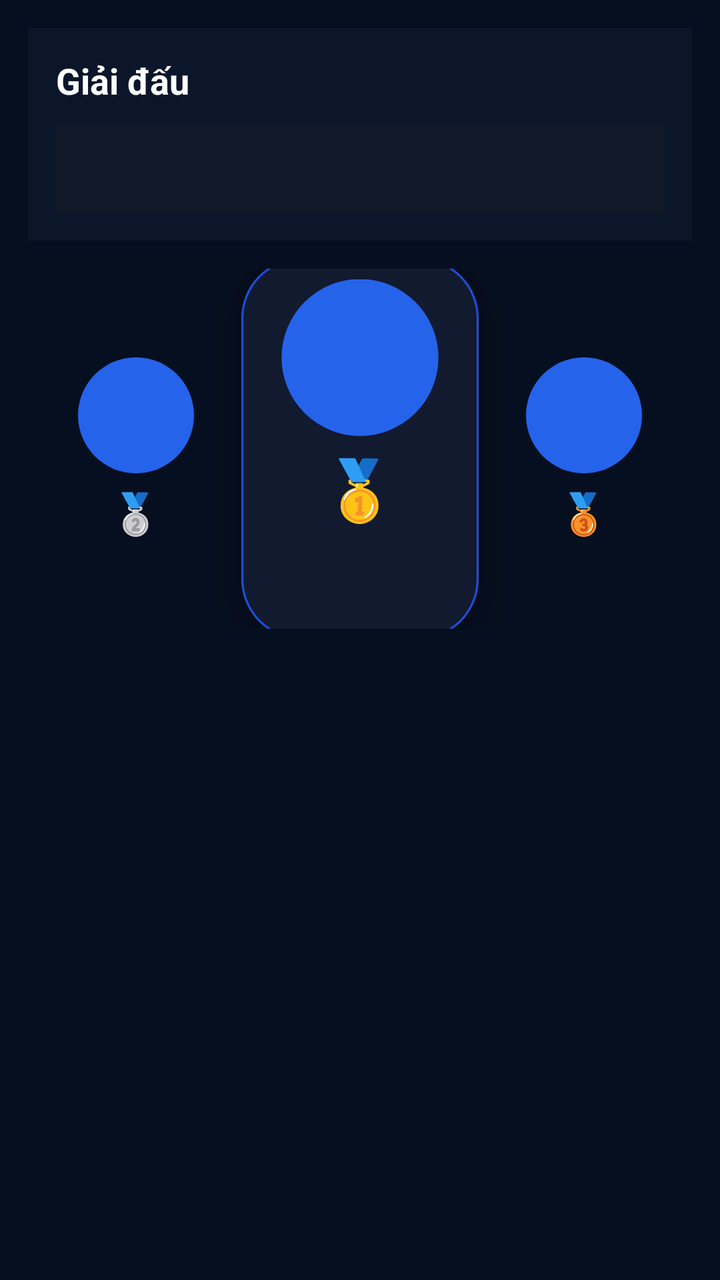
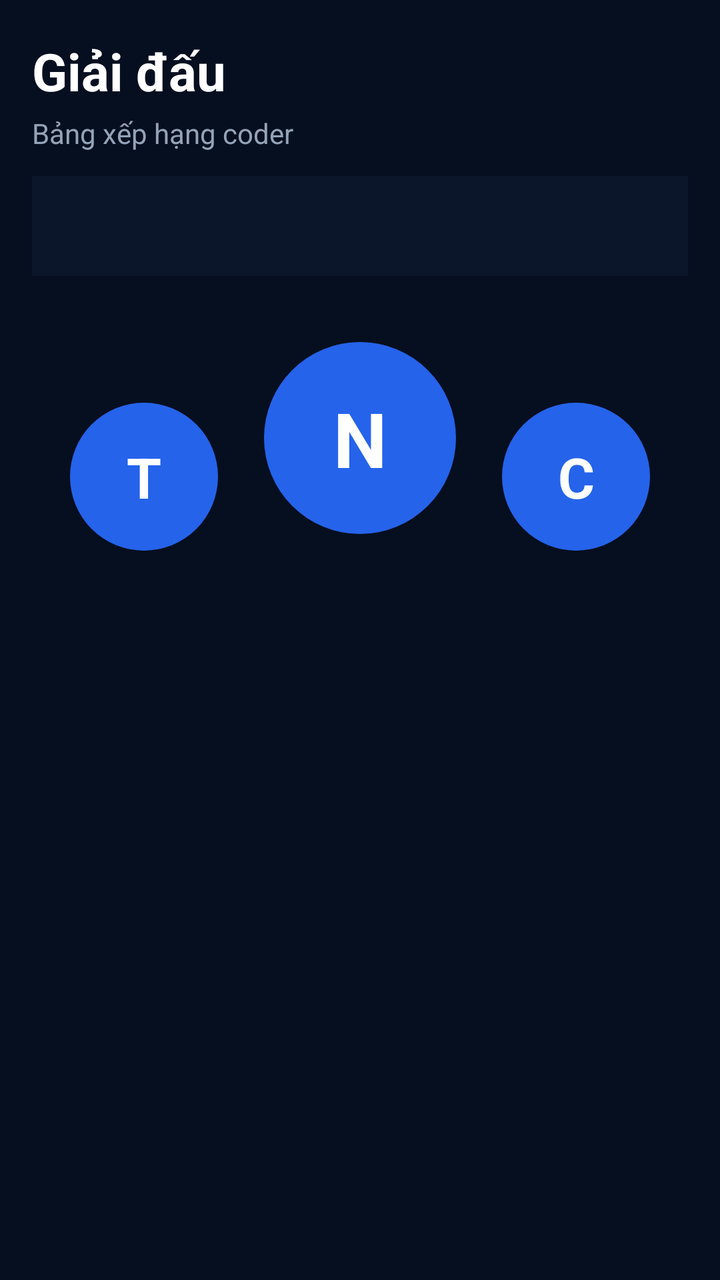

Two renders of the same Android screen: before a commit and after it. Below are the layout's source before the change and the commit's diff.
<!-- AndroidManifest.xml: application theme Theme.Democode3 -->
<!-- res/layout/fragment_ranking.xml -->
<?xml version="1.0" encoding="utf-8"?>
<LinearLayout
    xmlns:android="http://schemas.android.com/apk/res/android"
    xmlns:app="http://schemas.android.com/apk/res-auto"
    android:layout_width="match_parent"
    android:layout_height="match_parent"
    android:orientation="vertical"
    android:background="@color/dark_bg">

    
    
    

    <LinearLayout
        android:layout_width="match_parent"
        android:layout_height="wrap_content"
        android:layout_margin="14dp"
        android:orientation="vertical"
        android:padding="14dp"
        android:background="@color/dark_surface">

        

        <TextView
            android:layout_width="wrap_content"
            android:layout_height="wrap_content"
            android:text="Giải đấu"
            android:textColor="@android:color/white"
            android:textStyle="bold"
            android:textSize="18sp"
            android:layout_marginBottom="10dp"/>

        

        <com.google.android.material.tabs.TabLayout
            android:id="@+id/tabLeague"
            android:layout_width="match_parent"
            android:layout_height="44dp"
            android:background="#111827"

            app:tabTextColor="#9CA3AF"
            app:tabSelectedTextColor="#FFFFFF"
            app:tabIndicatorColor="@color/blue_primary"
            app:tabIndicatorHeight="3dp"/>
    </LinearLayout>

    
    
    

    <include
        layout="@layout/layout_gamification_top3"/>

    
    
    

    <androidx.recyclerview.widget.RecyclerView
        android:id="@+id/recyclerRanking"
        android:layout_width="match_parent"
        android:layout_height="0dp"
        android:layout_weight="1"
        android:paddingStart="14dp"
        android:paddingEnd="14dp"
        android:clipToPadding="false"
        android:paddingBottom="18dp"/>
</LinearLayout>
<!-- res/layout/layout_gamification_top3.xml (included above) -->
<?xml version="1.0" encoding="utf-8"?>
<LinearLayout
    xmlns:android="http://schemas.android.com/apk/res/android"
    android:layout_width="match_parent"
    android:layout_height="180dp"
    android:orientation="horizontal"
    android:gravity="bottom"
    android:paddingStart="12dp"
    android:paddingEnd="12dp">

    

    <LinearLayout
        android:id="@+id/layoutTop2"
        android:layout_width="0dp"
        android:layout_height="140dp"
        android:layout_weight="1"
        android:gravity="center"
        android:orientation="vertical">

        

        <TextView
            android:id="@+id/txtAvatarTop2"
            android:layout_width="58dp"
            android:layout_height="58dp"
            android:gravity="center"
            android:textColor="@android:color/white"
            android:textStyle="bold"
            android:textSize="22sp"
            android:background="@drawable/bg_avatar"/>

        

        <TextView
            android:layout_width="wrap_content"
            android:layout_height="wrap_content"
            android:text="🥈"
            android:textSize="20sp"
            android:layout_marginTop="6dp"/>

        

        <TextView
            android:id="@+id/txtTop2"
            android:layout_width="wrap_content"
            android:layout_height="wrap_content"
            android:textColor="@android:color/white"
            android:textSize="13sp"
            android:textStyle="bold"
            android:layout_marginTop="4dp"/>

        

        <TextView
            android:id="@+id/txtTop2Xp"
            android:layout_width="wrap_content"
            android:layout_height="wrap_content"
            android:textColor="#94A3B8"
            android:textSize="11sp"
            android:layout_marginTop="4dp"/>
    </LinearLayout>

    

    <LinearLayout
        android:id="@+id/layoutTop1"
        android:layout_width="0dp"
        android:layout_height="180dp"
        android:layout_weight="1"
        android:gravity="center"
        android:orientation="vertical"
        android:background="@drawable/bg_card_primary"
        android:elevation="12dp"
        android:scaleX="1.06"
        android:scaleY="1.06"
        android:padding="10dp">

        

        <TextView
            android:id="@+id/txtAvatarTop1"
            android:layout_width="74dp"
            android:layout_height="74dp"
            android:gravity="center"
            android:textColor="@android:color/white"
            android:textStyle="bold"
            android:textSize="28sp"
            android:background="@drawable/bg_avatar"/>

        

        <TextView
            android:layout_width="wrap_content"
            android:layout_height="wrap_content"
            android:text="🥇"
            android:textSize="28sp"
            android:layout_marginTop="6dp"/>

        

        <TextView
            android:id="@+id/txtTop1"
            android:layout_width="wrap_content"
            android:layout_height="wrap_content"
            android:textColor="@android:color/white"
            android:textStyle="bold"
            android:textSize="15sp"
            android:layout_marginTop="4dp"/>

        

        <TextView
            android:id="@+id/txtTop1Xp"
            android:layout_width="wrap_content"
            android:layout_height="wrap_content"
            android:textColor="#94A3B8"
            android:textSize="12sp"
            android:layout_marginTop="4dp"/>
    </LinearLayout>

    

    <LinearLayout
        android:id="@+id/layoutTop3"
        android:layout_width="0dp"
        android:layout_height="140dp"
        android:layout_weight="1"
        android:gravity="center"
        android:orientation="vertical">

        

        <TextView
            android:id="@+id/txtAvatarTop3"
            android:layout_width="58dp"
            android:layout_height="58dp"
            android:gravity="center"
            android:textColor="@android:color/white"
            android:textStyle="bold"
            android:textSize="22sp"
            android:background="@drawable/bg_avatar"/>

        

        <TextView
            android:layout_width="wrap_content"
            android:layout_height="wrap_content"
            android:text="🥉"
            android:textSize="20sp"
            android:layout_marginTop="6dp"/>

        

        <TextView
            android:id="@+id/txtTop3"
            android:layout_width="wrap_content"
            android:layout_height="wrap_content"
            android:textColor="@android:color/white"
            android:textSize="13sp"
            android:textStyle="bold"
            android:layout_marginTop="4dp"/>

        

        <TextView
            android:id="@+id/txtTop3Xp"
            android:layout_width="wrap_content"
            android:layout_height="wrap_content"
            android:textColor="#94A3B8"
            android:textSize="11sp"
            android:layout_marginTop="4dp"/>
    </LinearLayout>

</LinearLayout>
<!-- resources referenced by this layout -->
<resources>
  <color name="blue_primary">#2563EB</color>
  <color name="dark_bg">#060F1F</color>
  <color name="dark_surface">#0B162B</color>
  <!-- drawable bg_avatar (drawable) -->
  <?xml version="1.0" encoding="utf-8"?>
  <shape
      xmlns:android="http://schemas.android.com/apk/res/android"
      android:shape="oval">
  
      <solid android:color="@color/blue_primary"/>
  
  </shape>
  <!-- drawable bg_card_primary (drawable) -->
  <?xml version="1.0" encoding="utf-8"?>
  <shape
      xmlns:android="http://schemas.android.com/apk/res/android">
  
      <solid android:color="#121A2F"/>
  
      <stroke
          android:width="1dp"
          android:color="#1D4ED8"/>
  
      <corners android:radius="28dp"/>
  
  </shape>
  <style name="Theme.Democode3" parent="Base.Theme.Democode3" />
  <style name="Base.Theme.Democode3" parent="Theme.Material3.DayNight.NoActionBar">
          
          
      </style>
</resources>

<!-- the commit's change to res/layout/fragment_ranking.xml (unified diff, before → after) -->
@@ -8,18 +8,15 @@
     android:background="@color/dark_bg">
 
     
-    
-    
 
     <LinearLayout
         android:layout_width="match_parent"
         android:layout_height="wrap_content"
-        android:layout_margin="14dp"
         android:orientation="vertical"
-        android:padding="14dp"
-        android:background="@color/dark_surface">
-
-        
+        android:paddingStart="16dp"
+        android:paddingEnd="16dp"
+        android:paddingTop="18dp"
+        android:paddingBottom="12dp">
 
         <TextView
             android:layout_width="wrap_content"
@@ -27,32 +24,37 @@
             android:text="Giải đấu"
             android:textColor="@android:color/white"
             android:textStyle="bold"
-            android:textSize="18sp"
-            android:layout_marginBottom="10dp"/>
-
-        
-
-        <com.google.android.material.tabs.TabLayout
-            android:id="@+id/tabLeague"
-            android:layout_width="match_parent"
-            android:layout_height="44dp"
-            android:background="#111827"
-
-            app:tabTextColor="#9CA3AF"
-            app:tabSelectedTextColor="#FFFFFF"
-            app:tabIndicatorColor="@color/blue_primary"
-            app:tabIndicatorHeight="3dp"/>
-    </LinearLayout>
-
-    
-    
+            android:textSize="26sp"/>
+
+        <TextView
+            android:layout_width="wrap_content"
+            android:layout_height="wrap_content"
+            android:text="Bảng xếp hạng coder"
+            android:textColor="@color/gray_text"
+            android:textSize="14sp"
+            android:layout_marginTop="4dp"/>
+    </LinearLayout>
+
+    
+
+    <com.google.android.material.tabs.TabLayout
+        android:id="@+id/tabLeague"
+        android:layout_width="match_parent"
+        android:layout_height="50dp"
+        android:layout_marginStart="16dp"
+        android:layout_marginEnd="16dp"
+        android:background="@color/dark_surface"
+
+        app:tabTextColor="#94A3B8"
+        app:tabSelectedTextColor="#FFFFFF"
+        app:tabIndicatorColor="@color/blue_primary"
+        app:tabIndicatorHeight="3dp"/>
+
     
 
     <include
         layout="@layout/layout_gamification_top3"/>
 
-    
-    
     
 
     <androidx.recyclerview.widget.RecyclerView
@@ -62,71 +64,58 @@
         android:layout_weight="1"
         android:paddingStart="14dp"
         android:paddingEnd="14dp"
-        android:clipToPadding="false"
-        android:paddingBottom="18dp"/>
+        android:paddingBottom="20dp"
+        android:clipToPadding="false"/>
 </LinearLayout>
 <!-- res/layout/layout_gamification_top3.xml (included above) -->
 <?xml version="1.0" encoding="utf-8"?>
 <LinearLayout
     xmlns:android="http://schemas.android.com/apk/res/android"
     android:layout_width="match_parent"
-    android:layout_height="180dp"
+    android:layout_height="210dp"
+    android:gravity="bottom"
     android:orientation="horizontal"
-    android:gravity="bottom"
-    android:paddingStart="12dp"
-    android:paddingEnd="12dp">
+    android:paddingStart="18dp"
+    android:paddingEnd="18dp"
+    android:paddingTop="10dp">
 
     
 
     <LinearLayout
         android:id="@+id/layoutTop2"
         android:layout_width="0dp"
-        android:layout_height="140dp"
+        android:layout_height="160dp"
         android:layout_weight="1"
         android:gravity="center"
         android:orientation="vertical">
 
-        
-
         <TextView
             android:id="@+id/txtAvatarTop2"
-            android:layout_width="58dp"
-            android:layout_height="58dp"
+            android:layout_width="74dp"
+            android:layout_height="74dp"
+            android:background="@drawable/bg_avatar_blue"
             android:gravity="center"
-            android:textColor="@android:color/white"
-            android:textStyle="bold"
-            android:textSize="22sp"
-            android:background="@drawable/bg_avatar"/>
-
-        
-
-        <TextView
-            android:layout_width="wrap_content"
-            android:layout_height="wrap_content"
-            android:text="🥈"
-            android:textSize="20sp"
-            android:layout_marginTop="6dp"/>
-
-        
+            android:text="T"
+            android:textColor="#FFFFFF"
+            android:textSize="28sp"
+            android:textStyle="bold"/>
 
         <TextView
             android:id="@+id/txtTop2"
             android:layout_width="wrap_content"
             android:layout_height="wrap_content"
-            android:textColor="@android:color/white"
-            android:textSize="13sp"
-            android:textStyle="bold"
-            android:layout_marginTop="4dp"/>
-
-        
+            android:layout_marginTop="10dp"
+            android:textColor="#FFFFFF"
+            android:textSize="18sp"
+            android:textStyle="bold"/>
 
         <TextView
             android:id="@+id/txtTop2Xp"
             android:layout_width="wrap_content"
             android:layout_height="wrap_content"
-            android:textColor="#94A3B8"
-            android:textSize="11sp"
-            android:layout_marginTop="4dp"/>
+            android:layout_marginTop="6dp"
+            android:textColor="#60A5FA"
+            android:textSize="14sp"/>
     </LinearLayout>
 
     
@@ -134,110 +123,78 @@
     <LinearLayout
         android:id="@+id/layoutTop1"
         android:layout_width="0dp"
-        android:layout_height="180dp"
+        android:layout_height="190dp"
         android:layout_weight="1"
         android:gravity="center"
-        android:orientation="vertical"
-        android:background="@drawable/bg_card_primary"
-        android:elevation="12dp"
-        android:scaleX="1.06"
-        android:scaleY="1.06"
-        android:padding="10dp">
-
-        
+        android:orientation="vertical">
 
         <TextView
             android:id="@+id/txtAvatarTop1"
+            android:layout_width="96dp"
+            android:layout_height="96dp"
+            android:background="@drawable/bg_avatar_blue"
+            android:gravity="center"
+            android:text="N"
+            android:textColor="#FFFFFF"
+            android:textSize="38sp"
+            android:textStyle="bold"/>
+
+        <TextView
+            android:id="@+id/txtTop1"
+            android:layout_width="wrap_content"
+            android:layout_height="wrap_content"
+            android:layout_marginTop="12dp"
+            android:textColor="#FFFFFF"
+            android:textSize="22sp"
+            android:textStyle="bold"/>
+
+        <TextView
+            android:id="@+id/txtTop1Xp"
+            android:layout_width="wrap_content"
+            android:layout_height="wrap_content"
+            android:layout_marginTop="6dp"
+            android:textColor="#60A5FA"
+            android:textSize="15sp"
+            android:textStyle="bold"/>
+    </LinearLayout>
+
+    
+
+    <LinearLayout
+        android:id="@+id/layoutTop3"
+        android:layout_width="0dp"
+        android:layout_height="160dp"
+        android:layout_weight="1"
+        android:gravity="center"
+        android:orientation="vertical">
+
+        <TextView
+            android:id="@+id/txtAvatarTop3"
             android:layout_width="74dp"
             android:layout_height="74dp"
+            android:background="@drawable/bg_avatar_blue"
             android:gravity="center"
-            android:textColor="@android:color/white"
-            android:textStyle="bold"
+            android:text="C"
+            android:textColor="#FFFFFF"
             android:textSize="28sp"
-            android:background="@drawable/bg_avatar"/>
-
-        
-
-        <TextView
-            android:layout_width="wrap_content"
-            android:layout_height="wrap_content"
-            android:text="🥇"
-            android:textSize="28sp"
-            android:layout_marginTop="6dp"/>
-
-        
-
-        <TextView
-            android:id="@+id/txtTop1"
-            android:layout_width="wrap_content"
-            android:layout_height="wrap_content"
-            android:textColor="@android:color/white"
-            android:textStyle="bold"
-            android:textSize="15sp"
-            android:layout_marginTop="4dp"/>
-
-        
-
-        <TextView
-            android:id="@+id/txtTop1Xp"
-            android:layout_width="wrap_content"
-            android:layout_height="wrap_content"
-            android:textColor="#94A3B8"
-            android:textSize="12sp"
-            android:layout_marginTop="4dp"/>
-    </LinearLayout>
-
-    
-
-    <LinearLayout
-        android:id="@+id/layoutTop3"
-        android:layout_width="0dp"
-        android:layout_height="140dp"
-        android:layout_weight="1"
-        android:gravity="center"
-        android:orientation="vertical">
-
-        
-
-        <TextView
-            android:id="@+id/txtAvatarTop3"
-            android:layout_width="58dp"
-            android:layout_height="58dp"
-            android:gravity="center"
-            android:textColor="@android:color/white"
-            android:textStyle="bold"
-            android:textSize="22sp"
-            android:background="@drawable/bg_avatar"/>
-
-        
-
-        <TextView
-            android:layout_width="wrap_content"
-            android:layout_height="wrap_content"
-            android:text="🥉"
-            android:textSize="20sp"
-            android:layout_marginTop="6dp"/>
-
-        
+            android:textStyle="bold"/>
 
         <TextView
             android:id="@+id/txtTop3"
             android:layout_width="wrap_content"
             android:layout_height="wrap_content"
-            android:textColor="@android:color/white"
-            android:textSize="13sp"
-            android:textStyle="bold"
-            android:layout_marginTop="4dp"/>
-
-        
+            android:layout_marginTop="10dp"
+            android:textColor="#FFFFFF"
+            android:textSize="18sp"
+            android:textStyle="bold"/>
 
         <TextView
             android:id="@+id/txtTop3Xp"
             android:layout_width="wrap_content"
             android:layout_height="wrap_content"
-            android:textColor="#94A3B8"
-            android:textSize="11sp"
-            android:layout_marginTop="4dp"/>
+            android:layout_marginTop="6dp"
+            android:textColor="#60A5FA"
+            android:textSize="14sp"/>
     </LinearLayout>
 
 </LinearLayout>
<!-- resource entries referenced after the edit -->
@@ -3,33 +3,34 @@
   <color name="blue_primary">#2563EB</color>
   <color name="dark_bg">#060F1F</color>
   <color name="dark_surface">#0B162B</color>
-  <!-- drawable bg_avatar (drawable) -->
+  <color name="gray_text">#94A3B8</color>
+  <!-- drawable bg_avatar_blue (drawable) -->
   <?xml version="1.0" encoding="utf-8"?>
   <shape
       xmlns:android="http://schemas.android.com/apk/res/android"
       android:shape="oval">
   
-      <solid android:color="@color/blue_primary"/>
-  
-  </shape>
-  <!-- drawable bg_card_primary (drawable) -->
-  <?xml version="1.0" encoding="utf-8"?>
-  <shape
-      xmlns:android="http://schemas.android.com/apk/res/android">
-  
-      <solid android:color="#121A2F"/>
-  
-      <stroke
-          android:width="1dp"
-          android:color="#1D4ED8"/>
-  
-      <corners android:radius="28dp"/>
+      <solid
+          android:color="#2563EB"/>
   
   </shape>
   <style name="Theme.Democode3" parent="Base.Theme.Democode3" />
   <style name="Base.Theme.Democode3" parent="Theme.Material3.DayNight.NoActionBar">
+  
           
-          
+  
+          <item name="colorPrimary">
+              #2563EB
+          </item>
+  
+          <item name="colorSecondary">
+              #2563EB
+          </item>
+  
+          <item name="android:colorBackground">
+              #020817
+          </item>
+  
       </style>
 </resources>
 
